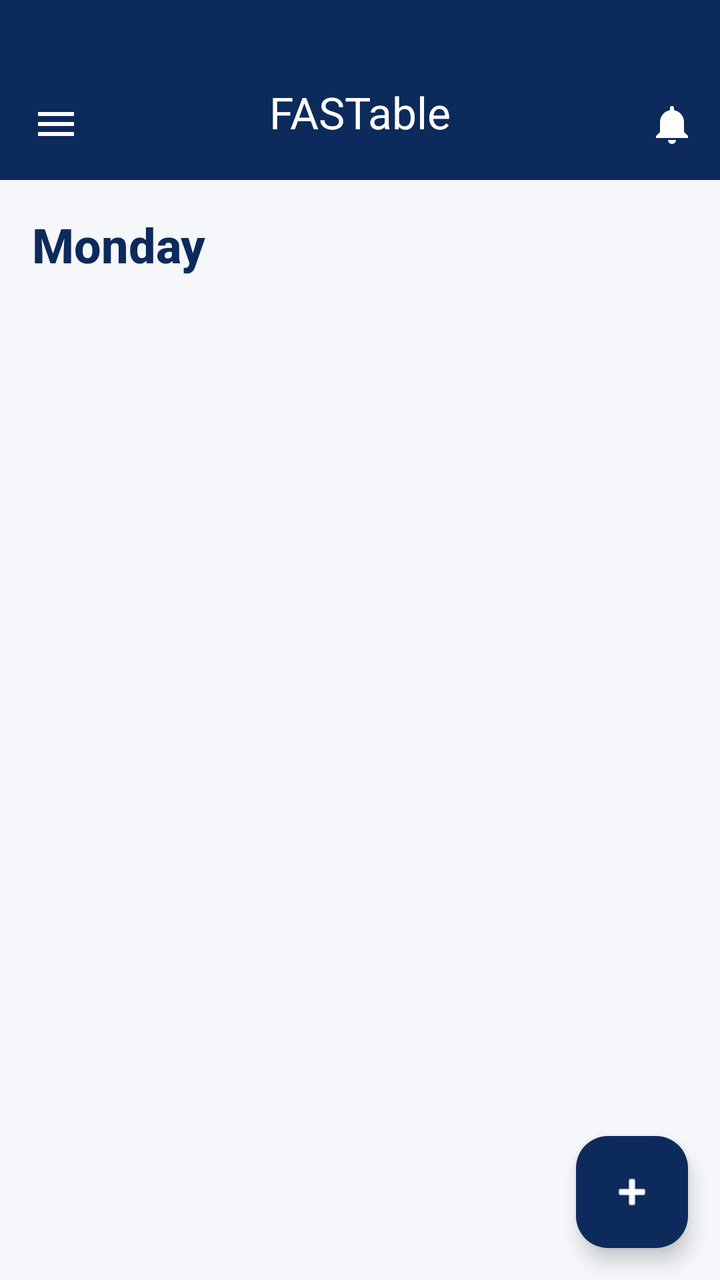
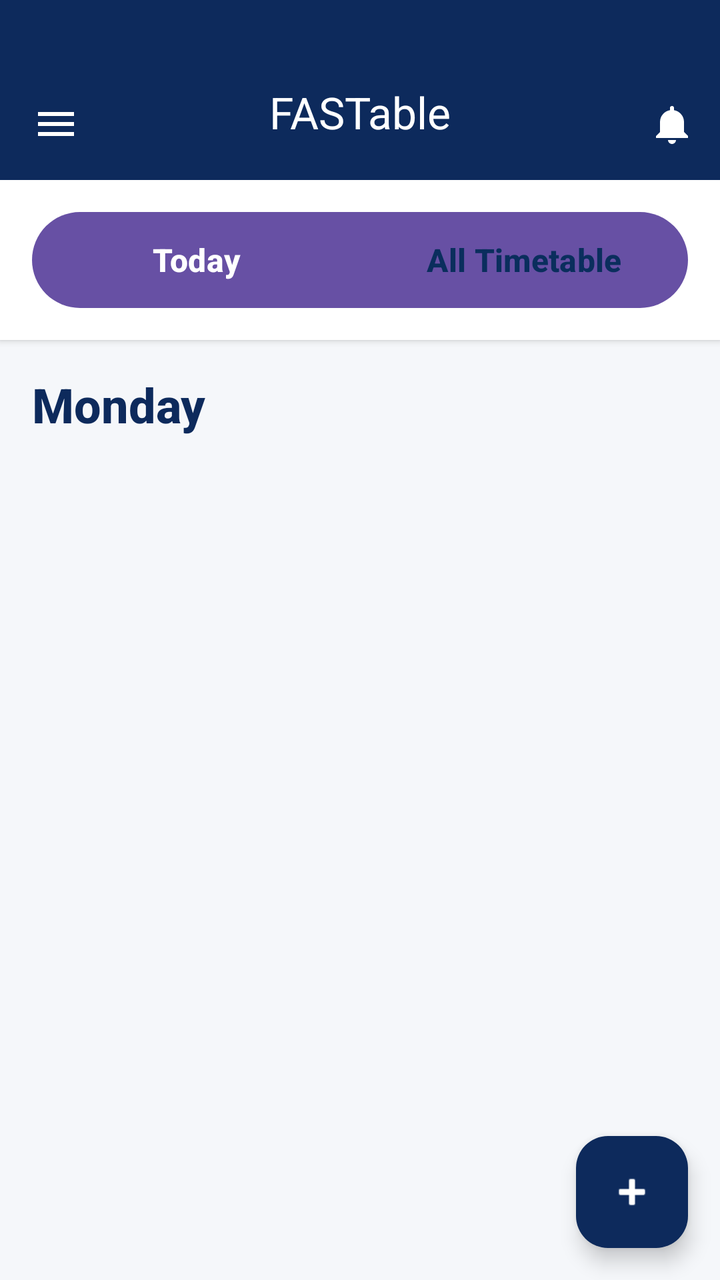

The first picture is an Android layout as it rendered before a commit; the second is the same layout after the commit. The layout source and the unified diff follow.
<!-- AndroidManifest.xml: application theme Theme.FASTable -->
<!-- res/layout/activity_home.xml -->
<?xml version="1.0" encoding="utf-8"?>
<androidx.drawerlayout.widget.DrawerLayout xmlns:android="http://schemas.android.com/apk/res/android"
    xmlns:app="http://schemas.android.com/apk/res-auto"
    xmlns:tools="http://schemas.android.com/tools"
    android:id="@+id/drawerLayout"
    android:layout_width="match_parent"
    android:layout_height="match_parent"
    tools:context=".Home">

    
    <androidx.constraintlayout.widget.ConstraintLayout
        android:id="@+id/mainLayout"
        android:layout_width="match_parent"
        android:layout_height="match_parent"
        android:background="#F5F7FA">

    


    <com.google.android.material.appbar.MaterialToolbar
        android:id="@+id/topAppBar"
        android:layout_width="0dp"
        android:layout_height="90dp"
        android:background="#0D2A5C"
        android:elevation="4dp"
        android:paddingTop="30dp"
        android:paddingBottom="8dp"
        app:navigationIcon="@drawable/ic_menu"
        app:title="FASTable"
        app:titleCentered="true"
        app:titleTextColor="@android:color/white"
        app:menu="@menu/top_app_bar_menu"
        app:layout_constraintTop_toTopOf="parent"
        app:layout_constraintStart_toStartOf="parent"
        app:layout_constraintEnd_toEndOf="parent">


    </com.google.android.material.appbar.MaterialToolbar>



    
    <ScrollView
        android:id="@+id/scrollView"
        android:layout_width="0dp"
        android:layout_height="0dp"
        android:padding="16dp"
        app:layout_constraintTop_toBottomOf="@id/topAppBar"
        app:layout_constraintBottom_toBottomOf="parent"
        app:layout_constraintStart_toStartOf="parent"
        android:scrollbars="none"
        android:fadeScrollbars="false"
        app:layout_constraintEnd_toEndOf="parent">

        <LinearLayout
            android:layout_width="match_parent"
            android:layout_height="wrap_content"
            android:orientation="vertical">

            
            <TextView
                android:id="@+id/tvCurrentDay"
                android:layout_width="match_parent"
                android:layout_height="wrap_content"
                android:text="Monday"
                android:textSize="24sp"
                android:textStyle="bold"
                android:textColor="#0D2A5C"
                android:layout_marginBottom="16dp"
                android:fontFamily="sans-serif-medium" />

            
            <androidx.recyclerview.widget.RecyclerView
                android:id="@+id/rvDashboardSessions"
                android:layout_width="match_parent"
                android:layout_height="wrap_content"
                android:nestedScrollingEnabled="false"
                android:clipToPadding="false" />

            
            <TextView
                android:id="@+id/tvEmptyState"
                android:layout_width="match_parent"
                android:layout_height="wrap_content"
                android:text="No classes scheduled for today\n\nAdd courses from:\n• Batch Timetable\n• Custom Timetable"
                android:textSize="16sp"
                android:textColor="#666"
                android:textAlignment="center"
                android:padding="32dp"
                android:visibility="gone"
                android:lineSpacingExtra="4dp" />

        </LinearLayout>
    </ScrollView>

    
    <com.google.android.material.floatingactionbutton.FloatingActionButton
        android:id="@+id/fabAddTimetable"
        android:layout_width="wrap_content"
        android:layout_height="wrap_content"
        android:layout_margin="16dp"
        android:contentDescription="@string/add_timetable"
        android:src="@android:drawable/ic_input_add"
        app:backgroundTint="#0D2A5C"
        app:tint="@android:color/white"
        app:layout_constraintBottom_toBottomOf="parent"
        app:layout_constraintEnd_toEndOf="parent" />

    </androidx.constraintlayout.widget.ConstraintLayout>

    
    <androidx.constraintlayout.widget.ConstraintLayout
        android:id="@+id/navigationDrawer"
        android:layout_width="300dp"
        android:layout_height="match_parent"
        android:layout_gravity="start"
        android:background="#FFFFFF">

        
        <View
            android:id="@+id/rightShadow"
            android:layout_width="0dp"
            android:layout_height="0dp"
            android:background="@drawable/right_side_shadow"
            app:layout_constraintTop_toTopOf="parent"
            app:layout_constraintBottom_toBottomOf="parent"
            app:layout_constraintEnd_toEndOf="parent" />

        
        <androidx.appcompat.widget.Toolbar
            android:id="@+id/top_bar_menu"
            android:layout_width="0dp"
            android:layout_height="80dp"
            android:background="@color/white"
            android:theme="@style/ThemeOverlay.AppCompat.Dark.ActionBar"
            android:elevation="4dp"
            android:paddingTop="30dp"
            android:paddingBottom="8dp"
            app:navigationIcon="@drawable/ic_menu_black"
            app:titleTextColor="@android:color/white"
            app:layout_constraintTop_toTopOf="parent"
            app:layout_constraintStart_toStartOf="parent" />

        
        <LinearLayout
            android:id="@+id/contentContainer"
            android:layout_width="0dp"
            android:layout_height="0dp"
            android:orientation="vertical"
            android:paddingStart="20dp"
            android:paddingEnd="20dp"
            android:paddingTop="24dp"
            android:paddingBottom="24dp"
            app:layout_constraintTop_toBottomOf="@id/top_bar_menu"
            app:layout_constraintBottom_toBottomOf="parent"
            app:layout_constraintStart_toStartOf="parent"
            app:layout_constraintEnd_toStartOf="@id/rightShadow">

            
            <LinearLayout
                android:id="@+id/profileSection"
                android:layout_width="match_parent"
                android:layout_height="wrap_content"
                android:orientation="horizontal"
                android:gravity="center_vertical">

                <de.hdodenhof.circleimageview.CircleImageView
                    android:id="@+id/profileImage"
                    android:layout_width="56dp"
                    android:layout_height="56dp"
                    android:src="@drawable/img_demo"
                    app:civ_border_width="2dp"
                    app:civ_border_color="#E0E0E0"
                    android:contentDescription="@string/profile_image" />

                <LinearLayout
                    android:layout_width="0dp"
                    android:layout_height="wrap_content"
                    android:layout_weight="1"
                    android:orientation="vertical"
                    android:layout_marginStart="12dp">

                    <TextView
                        android:id="@+id/tvName"
                        android:layout_width="wrap_content"
                        android:layout_height="wrap_content"
                        android:text="Muhammad Ahsan"
                        android:textColor="@color/navy"
                        android:textSize="20sp"
                        android:textStyle="bold" />

                    <TextView
                        android:id="@+id/tvEmail"
                        android:layout_width="wrap_content"
                        android:layout_height="wrap_content"
                        android:text="hmahsankhetran@gmail.com"
                        android:textColor="@color/navy"
                        android:textSize="12sp" />
                </LinearLayout>

                <ImageView
                    android:id="@+id/imgArrow"
                    android:layout_width="30dp"
                    android:layout_height="40dp"
                    android:src="@drawable/ic_arrow_right"
                    app:tint="#808080" />
            </LinearLayout>

            
            <View
                android:layout_width="match_parent"
                android:layout_height="1dp"
                android:layout_marginTop="12dp"
                android:background="#B0B0B0" />

            
            <com.google.android.material.button.MaterialButton
                android:id="@+id/btnBatchTimetable"
                android:layout_width="match_parent"
                android:layout_height="48dp"
                android:layout_marginTop="16dp"
                android:text="@string/batch_timetable"
                android:textAllCaps="false"
                android:textSize="15sp"
                android:textStyle="bold"
                android:textColor="#FFFFFF"
                app:cornerRadius="10dp"
                app:backgroundTint="#0A2E5D"
                app:strokeColor="#0A2E5D"
                app:strokeWidth="1dp" />

            <com.google.android.material.button.MaterialButton
                android:id="@+id/btnCustomTimetable"
                android:layout_width="match_parent"
                android:layout_height="48dp"
                android:layout_marginTop="14dp"
                android:text="@string/custom_timetable"
                android:textAllCaps="false"
                android:textSize="15sp"
                android:textStyle="bold"
                android:textColor="#0A2E5D"
                app:cornerRadius="10dp"
                app:backgroundTint="#FFFFFF"
                app:strokeColor="#0A2E5D"
                app:strokeWidth="1dp" />

            <com.google.android.material.button.MaterialButton
                android:id="@+id/btnAboutUs"
                android:layout_width="match_parent"
                android:layout_height="48dp"
                android:layout_marginTop="14dp"
                android:text="@string/about_us"
                android:textAllCaps="false"
                android:textSize="15sp"
                android:textStyle="bold"
                android:textColor="#0A2E5D"
                app:cornerRadius="10dp"
                app:backgroundTint="#FFFFFF"
                app:strokeColor="#0A2E5D"
                app:strokeWidth="1dp" />

            <View
                android:layout_width="match_parent"
                android:layout_height="0dp"
                android:layout_weight="1" />

            <Button
                android:id="@+id/btnLogout"
                android:layout_width="match_parent"
                android:layout_height="48dp"
                android:text="@string/log_out"
                android:textAllCaps="false"
                android:textSize="15sp"
                android:textStyle="bold"
                android:textColor="#0A2E5D"
                app:cornerRadius="10dp"
                app:backgroundTint="#FFFFFF"
                app:strokeColor="#0A2E5D"
                app:strokeWidth="1dp" />
        </LinearLayout>

    </androidx.constraintlayout.widget.ConstraintLayout>

</androidx.drawerlayout.widget.DrawerLayout>
<!-- resources referenced by this layout -->
<resources>
  <color name="navy">#0F3460</color>
  <color name="white">#FFFFFFFF</color>
  <!-- drawable ic_arrow_right (drawable) -->
  <vector xmlns:android="http://schemas.android.com/apk/res/android"
      android:width="24dp"
      android:height="24dp"
      android:viewportWidth="24"
      android:viewportHeight="24">
      <path
          android:fillColor="#808080"
          android:pathData="M8.59,16.59L13.17,12L8.59,7.41L10,6L16,12L10,18L8.59,16.59Z"/>
  </vector>
  <!-- drawable ic_menu (drawable) -->
  <vector xmlns:android="http://schemas.android.com/apk/res/android"
      android:width="24dp"
      android:height="24dp"
      android:viewportWidth="24"
      android:viewportHeight="24">
      <path
          android:fillColor="#FFF"
          android:pathData="M3,6h18v2H3V6zm0,5h18v2H3v-2zm0,5h18v2H3v-2z"/>
  </vector>
  <!-- drawable ic_menu_black (drawable) -->
  <vector xmlns:android="http://schemas.android.com/apk/res/android"
      android:width="24dp"
      android:height="24dp"
      android:viewportWidth="24"
      android:viewportHeight="24">
      <path
          android:fillColor="#000000"
          android:pathData="M3,6h18v2H3V6zm0,5h18v2H3v-2zm0,5h18v2H3v-2z"/>
  </vector>
  <!-- drawable img_demo: png bitmap (drawable, 35192 bytes) -->
  <!-- drawable right_side_shadow (drawable) -->
  <shape xmlns:android="http://schemas.android.com/apk/res/android">
      <gradient
          android:startColor="#66000000"
      android:endColor="@android:color/transparent"
      android:angle="270" />
  </shape>
  <string name="about_us">About Us</string>
  <string name="add_timetable">Add Timetable</string>
  <string name="batch_timetable">Batch Timetable</string>
  <string name="custom_timetable">Custom Timetable</string>
  <string name="log_out">Log Out</string>
  <string name="profile_image">Profile Image</string>
  <style name="Theme.FASTable" parent="Base.Theme.FASTable" />
  <style name="Base.Theme.FASTable" parent="Theme.Material3.DayNight.NoActionBar">
          
          
      </style>
</resources>

<!-- the commit's change to res/layout/activity_home.xml (unified diff, before → after) -->
@@ -37,15 +37,53 @@
 
     </com.google.android.material.appbar.MaterialToolbar>
 
-
+    
+    <LinearLayout
+        android:id="@+id/tabContainer"
+        android:layout_width="0dp"
+        android:layout_height="wrap_content"
+        android:orientation="horizontal"
+        android:padding="16dp"
+        android:background="#FFFFFF"
+        android:elevation="2dp"
+        app:layout_constraintTop_toBottomOf="@id/topAppBar"
+        app:layout_constraintStart_toStartOf="parent"
+        app:layout_constraintEnd_toEndOf="parent">
+
+        <Button
+            android:id="@+id/btnTabToday"
+            android:layout_width="0dp"
+            android:layout_height="48dp"
+            android:layout_weight="1"
+            android:text="Today"
+            android:textColor="#FFFFFF"
+            android:textSize="16sp"
+            android:textStyle="bold"
+            android:background="@drawable/selected_tab_left"
+            android:elevation="0dp"
+            android:stateListAnimator="@null" />
+
+        <Button
+            android:id="@+id/btnTabAllTimetable"
+            android:layout_width="0dp"
+            android:layout_height="48dp"
+            android:layout_weight="1"
+            android:text="All Timetable"
+            android:textColor="#0A2E5D"
+            android:textSize="16sp"
+            android:textStyle="bold"
+            android:background="@drawable/unselected_tab_right"
+            android:elevation="0dp"
+            android:stateListAnimator="@null" />
+    </LinearLayout>
 
     
     <ScrollView
-        android:id="@+id/scrollView"
+        android:id="@+id/scrollViewToday"
         android:layout_width="0dp"
         android:layout_height="0dp"
         android:padding="16dp"
-        app:layout_constraintTop_toBottomOf="@id/topAppBar"
+        app:layout_constraintTop_toBottomOf="@id/tabContainer"
         app:layout_constraintBottom_toBottomOf="parent"
         app:layout_constraintStart_toStartOf="parent"
         android:scrollbars="none"
@@ -92,6 +130,53 @@
 
         </LinearLayout>
     </ScrollView>
+
+    
+    <LinearLayout
+        android:id="@+id/containerAllTimetable"
+        android:layout_width="0dp"
+        android:layout_height="0dp"
+        android:orientation="vertical"
+        android:visibility="gone"
+        app:layout_constraintTop_toBottomOf="@id/tabContainer"
+        app:layout_constraintBottom_toBottomOf="parent"
+        app:layout_constraintStart_toStartOf="parent"
+        app:layout_constraintEnd_toEndOf="parent">
+
+        
+        <com.google.android.material.tabs.TabLayout
+            android:id="@+id/tabLayoutDays"
+            android:layout_width="match_parent"
+            android:layout_height="wrap_content"
+            android:background="#FFFFFF"
+            app:tabTextColor="#666"
+            app:tabSelectedTextColor="#0A2E5D"
+            app:tabIndicatorColor="#0A2E5D"
+            app:tabMode="scrollable" />
+
+        
+        <androidx.recyclerview.widget.RecyclerView
+            android:id="@+id/rvAllTimetable"
+            android:layout_width="match_parent"
+            android:layout_height="0dp"
+            android:layout_weight="1"
+            android:padding="8dp"
+            android:clipToPadding="false" />
+
+        
+        <TextView
+            android:id="@+id/tvEmptyStateAll"
+            android:layout_width="match_parent"
+            android:layout_height="match_parent"
+            android:text="No classes scheduled\n\nAdd courses from:\n• Batch Timetable\n• Custom Timetable"
+            android:textSize="16sp"
+            android:textColor="#666"
+            android:textAlignment="center"
+            android:padding="32dp"
+            android:gravity="center"
+            android:visibility="gone"
+            android:lineSpacingExtra="4dp" />
+    </LinearLayout>
 
     
     <com.google.android.material.floatingactionbutton.FloatingActionButton
<!-- resource entries referenced after the edit -->
@@ -40,6 +40,18 @@
       android:endColor="@android:color/transparent"
       android:angle="270" />
   </shape>
+  <!-- drawable selected_tab_left (drawable) -->
+  <shape xmlns:android="http://schemas.android.com/apk/res/android"
+      android:shape="rectangle">
+      <solid android:color="#0A2E5D"/>
+      <corners android:topLeftRadius="24dp" android:bottomLeftRadius="24dp"/>
+  </shape>
+  <!-- drawable unselected_tab_right (drawable) -->
+  <shape xmlns:android="http://schemas.android.com/apk/res/android"
+      android:shape="rectangle">
+      <solid android:color="#E6EAF3"/>
+      <corners android:topRightRadius="24dp" android:bottomRightRadius="24dp"/>
+  </shape>
   <string name="about_us">About Us</string>
   <string name="add_timetable">Add Timetable</string>
   <string name="batch_timetable">Batch Timetable</string>
